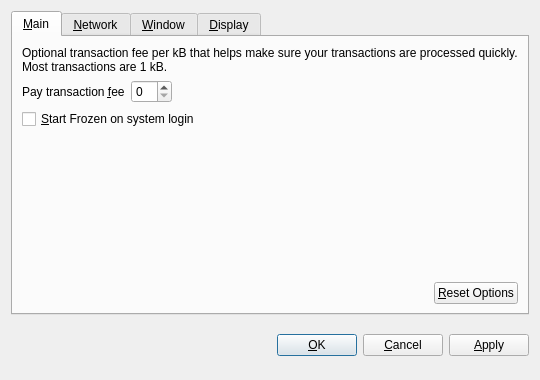
Before: the Qt Designer form src/qt/forms/optionsdialog.ui in BlueCoin/BlueCoin, drawn with Qt 5.
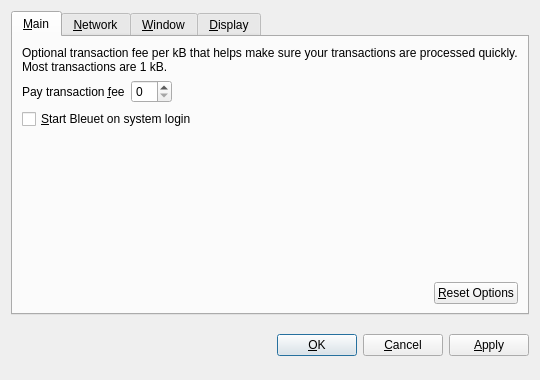
After: the same form once the commit is applied. The open tabs and pages were chosen to show the change. Custom widgets are drawn as their Qt base class.

What changed in the file:
```diff
--- a/src/qt/forms/optionsdialog.ui
+++ b/src/qt/forms/optionsdialog.ui
@@ -82,7 +82,7 @@
           <string>Automatically start Frozen after logging in to the system.</string>
          </property>
          <property name="text">
-          <string>&amp;Start Frozen on system login</string>
+          <string>&amp;Start Bleuet on system login</string>
          </property>
         </widget>
        </item>
```
Left out of the diff: 10 changed lines with no effect on the pictures.
